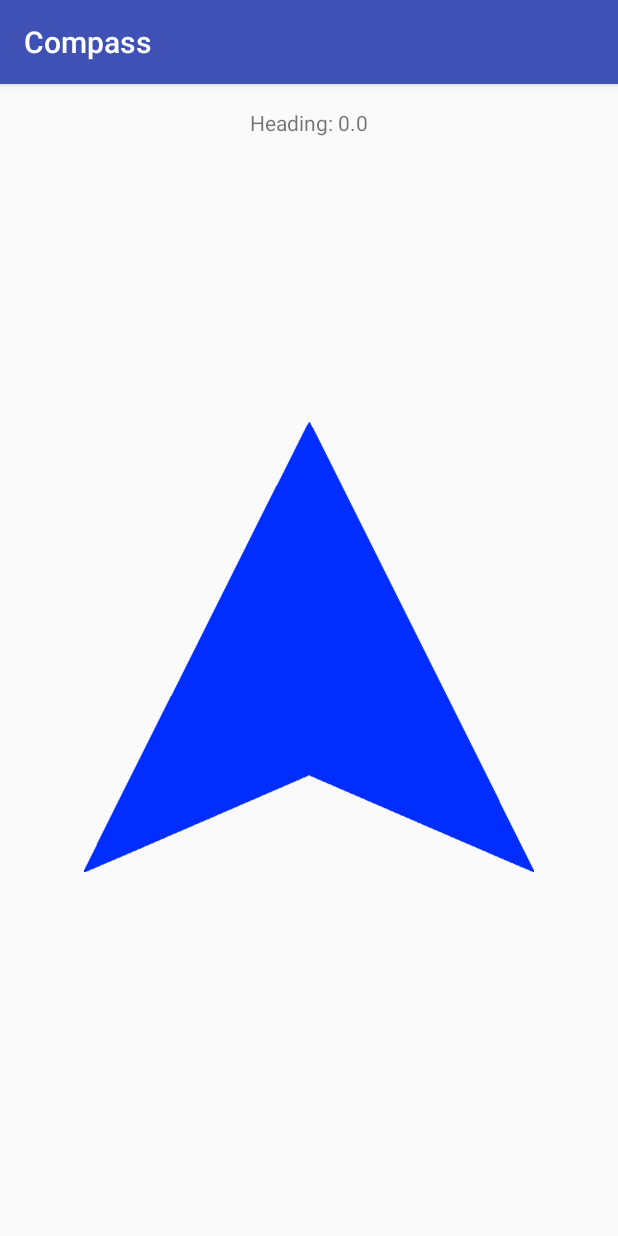
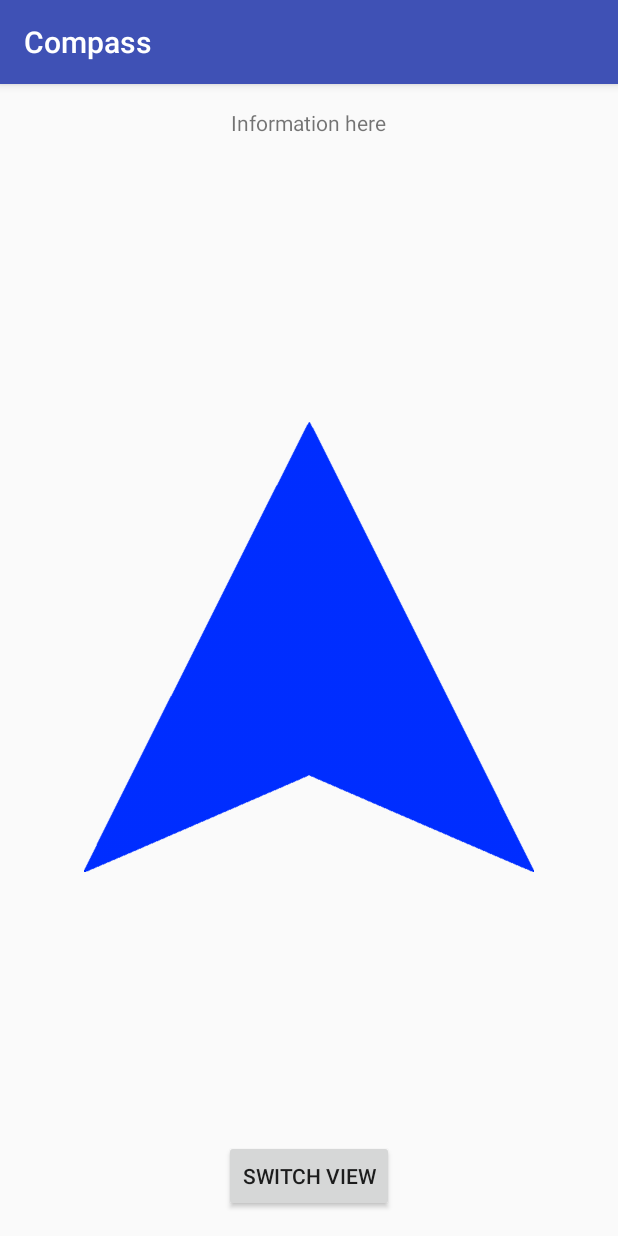
Before and after one commit to GrantKimes/smart-compass, an Android app: the screen it shows after launch (MainActivity), on a phone screen of 412 x 824 dp. Run offline under Robolectric (Android 15) with nearby library versions, the phone set to English and light mode, and no system bars.

Commit message:
Add second screen activity button

```diff
--- a/app/src/main/AndroidManifest.xml
+++ b/app/src/main/AndroidManifest.xml
@@ -18,6 +18,9 @@
             </intent-filter>
 
         </activity>
+
+        <activity android:name=".MapFragment"
+            ></activity>
     </application>
 
     <uses-permission android:name="android.permission.ACCESS_FINE_LOCATION"></uses-permission>
--- a/app/src/main/res/layout/activity_main.xml
+++ b/app/src/main/res/layout/activity_main.xml
@@ -14,7 +14,7 @@
         android:layout_width="wrap_content"
         android:layout_height="wrap_content"
         android:layout_centerHorizontal="true"
-        android:text="Heading: 0.0"
+        android:text="Information here"
         />
 
     <ImageView
@@ -26,4 +26,12 @@
         android:layout_alignParentEnd="false"
         android:layout_margin="20dp"
         android:padding="20dp" />
+
+    <Button
+        android:layout_width="wrap_content"
+        android:layout_height="wrap_content"
+        android:text="Switch view"
+        android:id="@+id/switch_view_button"
+        android:layout_alignParentBottom="true"
+        android:layout_centerHorizontal="true" />
 </RelativeLayout>
```
Also changed, not shown: app/src/main/java/com/example/grant/compass/MainActivity.java (+40 -11 lines), app/src/main/java/com/example/grant/compass/MapFragment.java (added, +16 -0 lines), app/src/main/res/layout/map.xml (added, +13 -0 lines).
